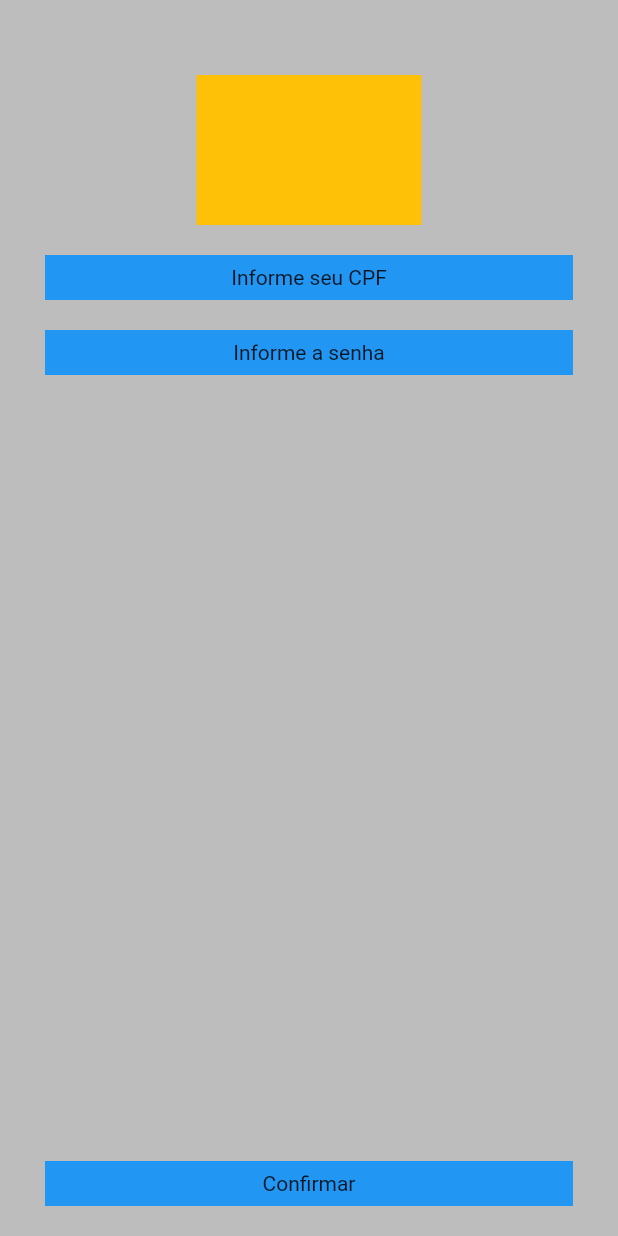
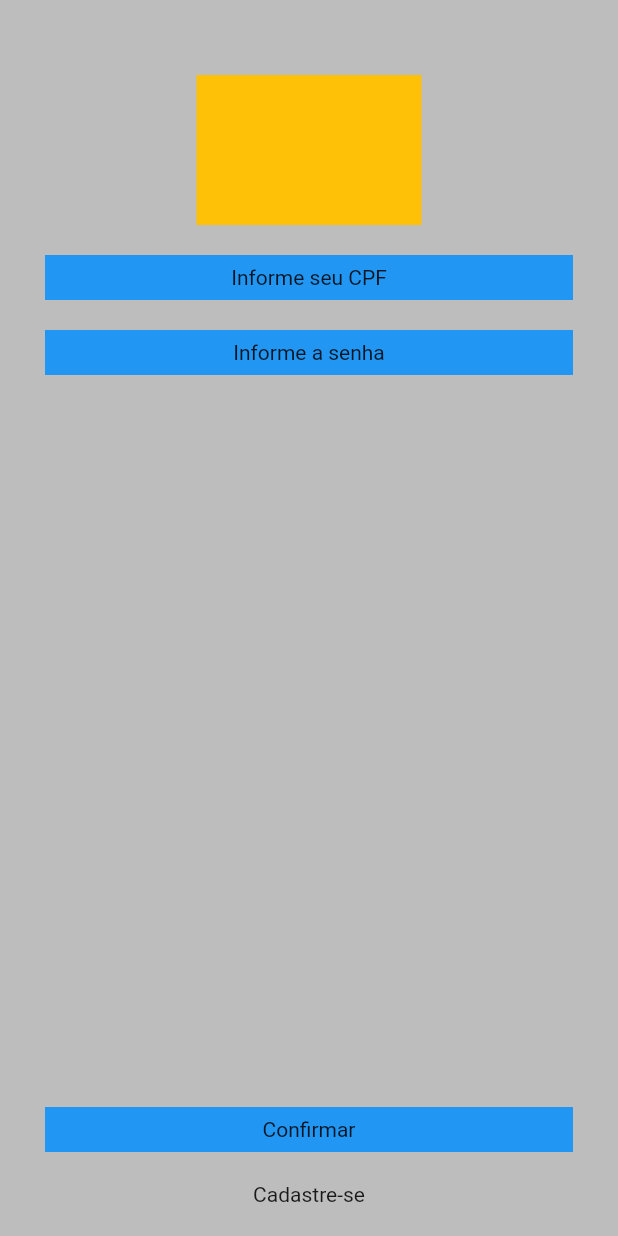
Before and after one commit to jfabiosan/trilhaapp, a Flutter app: the screen it shows after launch, on a phone screen of 412 x 824 dp. Run offline on Flutter 3.47's test engine with Material 2 defaults, Android fonts, the phone set to English and light mode, and no system bars; our stand-ins replace google_fonts.

Commit message:
feito botoes na tela com texto no child

```diff
--- a/lib/login_page.dart
+++ b/lib/login_page.dart
@@ -60,6 +60,14 @@ class _LoginPageState extends State<LoginPage> {
               const SizedBox(
                 height: 20,
               ),
+              Container(
+                margin: const EdgeInsets.symmetric(horizontal: 30),
+                alignment: Alignment.center,
+                child: const Text("Cadastre-se"),
+              ),
+              const SizedBox(
+                height: 20,
+              ),
             ],
           ),
         ),
```
